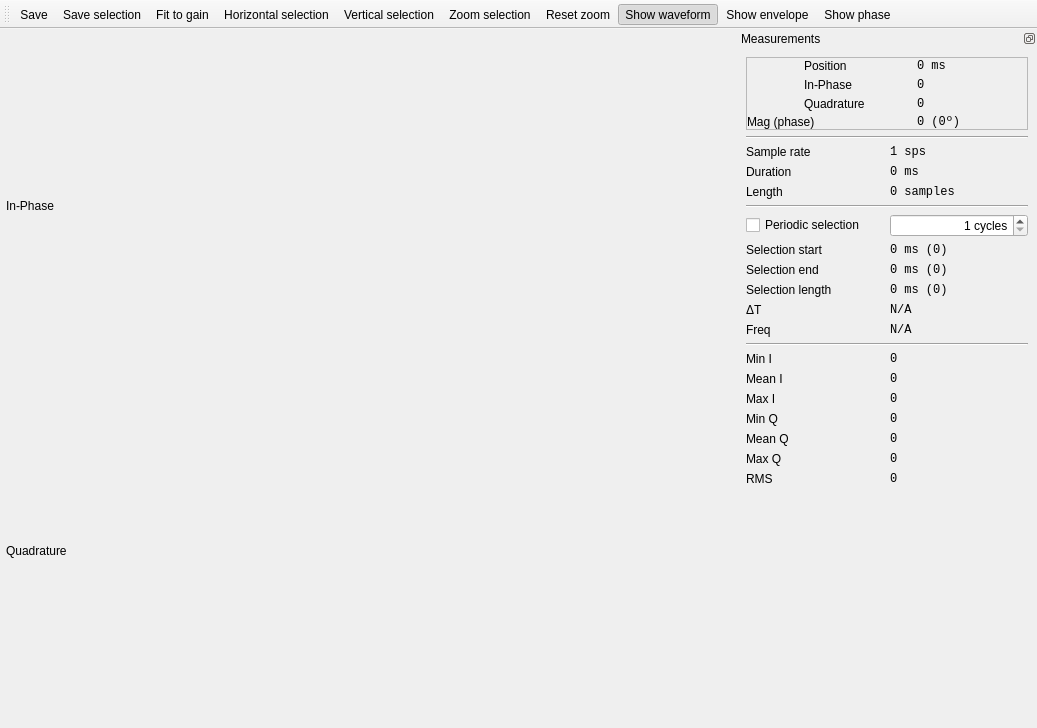
BatchDrake/SigDigger, file ui/TimeWindow.ui: the form before one commit.
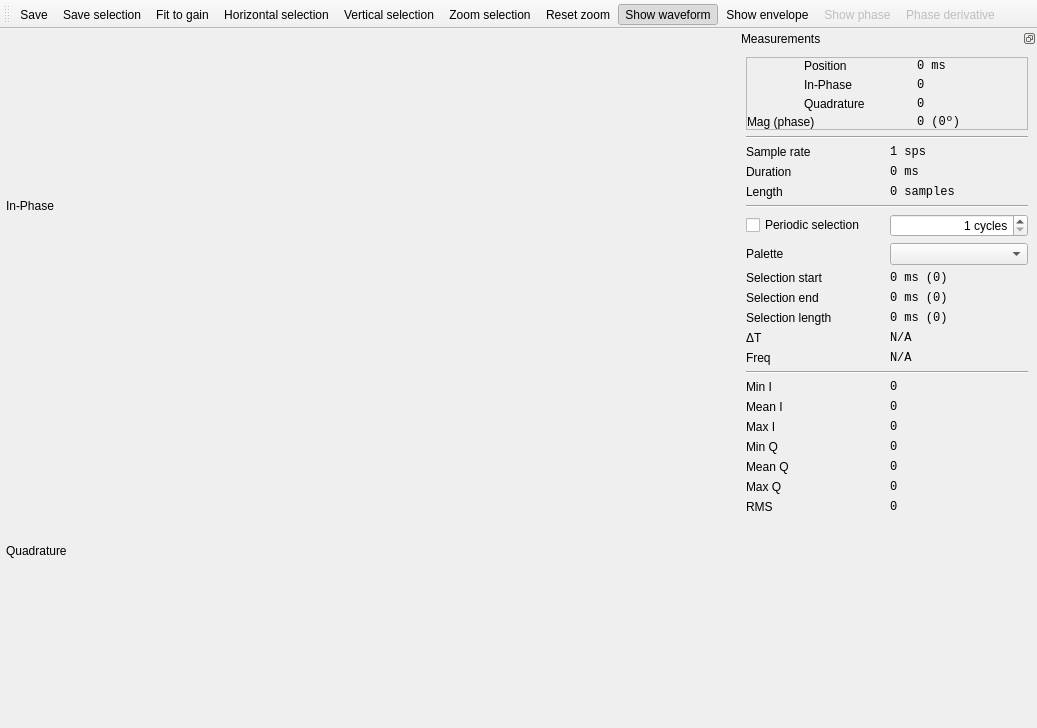
The form after the commit. Icons and pictures are not drawn. Custom widgets are drawn as their Qt base class.

Commit message: Enable frequency representation in time view window

```diff
--- a/ui/TimeWindow.ui
+++ b/ui/TimeWindow.ui
@@ -87,12 +87,13 @@
    <addaction name="actionShowWaveform"/>
    <addaction name="actionShowEnvelope"/>
    <addaction name="actionShowPhase"/>
+   <addaction name="actionPhaseDerivative"/>
   </widget>
   <widget class="QDockWidget" name="dockWidget">
    <property name="minimumSize">
     <size>
      <width>300</width>
-     <height>499</height>
+     <height>554</height>
     </size>
    </property>
    <property name="maximumSize">
@@ -128,14 +129,14 @@
        </property>
       </widget>
      </item>
-     <item row="18" column="0">
+     <item row="19" column="0">
       <widget class="QLabel" name="label_20">
        <property name="text">
         <string>Max Q</string>
        </property>
       </widget>
      </item>
-     <item row="8" column="0">
+     <item row="9" column="0">
       <widget class="QLabel" name="label_11">
        <property name="minimumSize">
         <size>
@@ -148,7 +149,7 @@
        </property>
       </widget>
      </item>
-     <item row="17" column="0">
+     <item row="18" column="0">
       <widget class="QLabel" name="label_19">
        <property name="text">
         <string>Mean Q</string>
@@ -189,7 +190,7 @@
        </property>
       </widget>
      </item>
-     <item row="8" column="1">
+     <item row="9" column="1">
       <widget class="QLabel" name="selEndLabel">
        <property name="minimumSize">
         <size>
@@ -210,7 +211,7 @@
        </property>
       </widget>
      </item>
-     <item row="11" column="1">
+     <item row="12" column="1">
       <widget class="QLabel" name="baudLabel">
        <property name="minimumSize">
         <size>
@@ -231,7 +232,7 @@
        </property>
       </widget>
      </item>
-     <item row="13" column="0">
+     <item row="14" column="0">
       <widget class="QLabel" name="label_13">
        <property name="minimumSize">
         <size>
@@ -244,7 +245,7 @@
        </property>
       </widget>
      </item>
-     <item row="9" column="0">
+     <item row="10" column="0">
       <widget class="QLabel" name="label_12">
        <property name="minimumSize">
         <size>
@@ -257,7 +258,7 @@
        </property>
       </widget>
      </item>
-     <item row="13" column="1">
+     <item row="14" column="1">
       <widget class="QLabel" name="minILabel">
        <property name="minimumSize">
         <size>
@@ -278,7 +279,7 @@
        </property>
       </widget>
      </item>
-     <item row="21" column="1">
+     <item row="22" column="1">
       <widget class="QLabel" name="rmsLabel">
        <property name="minimumSize">
         <size>
@@ -320,7 +321,7 @@
        </property>
       </widget>
      </item>
-     <item row="9" column="1">
+     <item row="10" column="1">
       <widget class="QLabel" name="selLengthLabel">
        <property name="minimumSize">
         <size>
@@ -341,21 +342,63 @@
        </property>
       </widget>
      </item>
-     <item row="16" column="0">
+     <item row="15" column="1">
+      <widget class="QLabel" name="meanILabel">
+       <property name="font">
+        <font>
+         <family>Monospace</family>
+         <weight>50</weight>
+         <bold>false</bold>
+        </font>
+       </property>
+       <property name="text">
+        <string>0</string>
+       </property>
+      </widget>
+     </item>
+     <item row="17" column="0">
       <widget class="QLabel" name="label_18">
        <property name="text">
         <string>Min Q</string>
        </property>
       </widget>
      </item>
-     <item row="12" column="0" colspan="2">
+     <item row="13" column="0" colspan="2">
       <widget class="Line" name="line_3">
        <property name="orientation">
         <enum>Qt::Horizontal</enum>
        </property>
       </widget>
      </item>
-     <item row="15" column="0">
+     <item row="17" column="1">
+      <widget class="QLabel" name="minQLabel">
+       <property name="font">
+        <font>
+         <family>Monospace</family>
+         <weight>50</weight>
+         <bold>false</bold>
+        </font>
+       </property>
+       <property name="text">
+        <string>0</string>
+       </property>
+      </widget>
+     </item>
+     <item row="18" column="1">
+      <widget class="QLabel" name="meanQLabel">
+       <property name="font">
+        <font>
+         <family>Monospace</family>
+         <weight>50</weight>
+         <bold>false</bold>
+        </font>
+       </property>
+       <property name="text">
+        <string>0</string>
+       </property>
+      </widget>
+     </item>
+     <item row="16" column="0">
       <widget class="QLabel" name="label_5">
        <property name="text">
         <string>Max I</string>
@@ -516,6 +559,41 @@
        </layout>
       </widget>
      </item>
+     <item row="19" column="1">
+      <widget class="QLabel" name="maxQLabel">
+       <property name="minimumSize">
+        <size>
+         <width>0</width>
+         <height>0</height>
+        </size>
+       </property>
+       <property name="font">
+        <font>
+         <family>Monospace</family>
+         <pointsize>9</pointsize>
+         <weight>50</weight>
+         <bold>false</bold>
+        </font>
+       </property>
+       <property name="text">
+        <string>0</string>
+       </property>
+      </widget>
+     </item>
+     <item row="16" column="1">
+      <widget class="QLabel" name="maxILabel">
+       <property name="font">
+        <font>
+         <family>Monospace</family>
+         <weight>50</weight>
+         <bold>false</bold>
+        </font>
+       </property>
+       <property name="text">
+        <string>0</string>
+       </property>
+      </widget>
+     </item>
      <item row="6" column="1">
       <widget class="QSpinBox" name="periodicDivisionsSpin">
        <property name="sizePolicy">
@@ -544,7 +622,7 @@
        </property>
       </widget>
      </item>
-     <item row="22" column="0">
+     <item row="23" column="0">
       <spacer name="verticalSpacer">
        <property name="orientation">
         <enum>Qt::Vertical</enum>
@@ -570,7 +648,7 @@
        </property>
       </widget>
      </item>
-     <item row="7" column="0">
+     <item row="8" column="0">
       <widget class="QLabel" name="label_10">
        <property name="minimumSize">
         <size>
@@ -583,7 +661,7 @@
        </property>
       </widget>
      </item>
-     <item row="21" column="0">
+     <item row="22" column="0">
       <widget class="QLabel" name="label_15">
        <property name="minimumSize">
         <size>
@@ -624,7 +702,7 @@
        </property>
       </widget>
      </item>
-     <item row="14" column="0">
+     <item row="15" column="0">
       <widget class="QLabel" name="label_4">
        <property name="text">
         <string>Mean I</string>
@@ -638,7 +716,7 @@
        </property>
       </widget>
      </item>
-     <item row="11" column="0">
+     <item row="12" column="0">
       <widget class="QLabel" name="label_16">
        <property name="minimumSize">
         <size>
@@ -654,7 +732,7 @@
        </property>
       </widget>
      </item>
-     <item row="10" column="0">
+     <item row="11" column="0">
       <widget class="QLabel" name="label_17">
        <property name="minimumSize">
         <size>
@@ -670,7 +748,7 @@
        </property>
       </widget>
      </item>
-     <item row="10" column="1">
+     <item row="11" column="1">
       <widget class="QLabel" name="periodLabel">
        <property name="minimumSize">
         <size>
@@ -704,7 +782,7 @@
        </property>
       </widget>
      </item>
-     <item row="7" column="1">
+     <item row="8" column="1">
       <widget class="QLabel" name="selStartLabel">
        <property name="minimumSize">
         <size>
@@ -725,72 +803,20 @@
        </property>
       </widget>
      </item>
-     <item row="16" column="1">
-      <widget class="QLabel" name="minQLabel">
-       <property name="font">
-        <font>
-         <family>Monospace</family>
-        </font>
-       </property>
+     <item row="7" column="0">
+      <widget class="QLabel" name="label_2">
        <property name="text">
-        <string>0</string>
+        <string>Palette</string>
        </property>
       </widget>
      </item>
-     <item row="18" column="1">
-      <widget class="QLabel" name="maxQLabel">
-       <property name="minimumSize">
+     <item row="7" column="1">
+      <widget class="QComboBox" name="paletteCombo">
+       <property name="maximumSize">
         <size>
-         <width>0</width>
-         <height>0</height>
+         <width>16777215</width>
+         <height>10000</height>
         </size>
-       </property>
-       <property name="font">
-        <font>
-         <family>Monospace</family>
-         <pointsize>9</pointsize>
-         <weight>50</weight>
-         <bold>false</bold>
-        </font>
-       </property>
-       <property name="text">
-        <string>0</string>
-       </property>
-      </widget>
-     </item>
-     <item row="14" column="1">
-      <widget class="QLabel" name="meanILabel">
-       <property name="font">
-        <font>
-         <family>Monospace</family>
-        </font>
-       </property>
-       <property name="text">
-        <string>0</string>
-       </property>
-      </widget>
-     </item>
-     <item row="15" column="1">
-      <widget class="QLabel" name="maxILabel">
-       <property name="font">
-        <font>
-         <family>Monospace</family>
-        </font>
-       </property>
-       <property name="text">
-        <string>0</string>
-       </property>
-      </widget>
-     </item>
-     <item row="17" column="1">
-      <widget class="QLabel" name="meanQLabel">
-       <property name="font">
-        <font>
-         <family>Monospace</family>
-        </font>
-       </property>
-       <property name="text">
-        <string>0</string>
        </property>
       </widget>
      </item>
@@ -898,10 +924,24 @@
    <property name="checkable">
     <bool>true</bool>
    </property>
+   <property name="enabled">
+    <bool>false</bool>
+   </property>
    <property name="text">
     <string>Show phase</string>
    </property>
   </action>
+  <action name="actionPhaseDerivative">
+   <property name="checkable">
+    <bool>true</bool>
+   </property>
+   <property name="enabled">
+    <bool>false</bool>
+   </property>
+   <property name="text">
+    <string>Phase derivative</string>
+   </property>
+  </action>
  </widget>
  <customwidgets>
   <customwidget>
```
Left out of the diff: 2 changed lines with no effect on the pictures. The commit also changes 5 other files.
